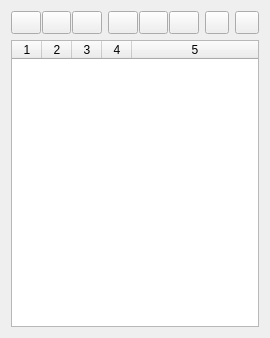
Qt form src/app/seamly2d/dialogs/pieces_widget.ui (FashionFreedom/Seamly2D) before a commit.
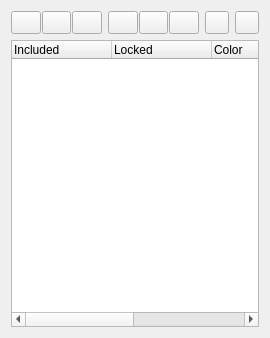
The same form after that commit. Icons and pictures are not drawn.

Commit message: feat: Canvas Editor with QTreeWidget, expandable piece nodes, and node highlighting

What changed in the file:
```diff
--- a/src/app/seamly2d/dialogs/pieces_widget.ui
+++ b/src/app/seamly2d/dialogs/pieces_widget.ui
@@ -222,7 +222,7 @@
       </layout>
      </item>
      <item>
-      <widget class="QTableWidget" name="tableWidget">
+      <widget class="QTreeWidget" name="treeWidget">
        <property name="palette">
         <palette>
          <active>
@@ -260,9 +260,6 @@
          </disabled>
         </palette>
        </property>
-       <property name="alternatingRowColors">
-        <bool>false</bool>
-       </property>
        <property name="selectionMode">
         <enum>QAbstractItemView::SingleSelection</enum>
        </property>
@@ -278,38 +275,43 @@
        <property name="textElideMode">
         <enum>Qt::ElideNone</enum>
        </property>
-       <property name="sortingEnabled">
-        <bool>false</bool>
+       <property name="dragEnabled">
+        <bool>true</bool>
+       </property>
+       <property name="dragDropMode">
+        <enum>QAbstractItemView::InternalMove</enum>
+       </property>
+       <property name="defaultDropAction">
+        <enum>Qt::MoveAction</enum>
        </property>
        <property name="columnCount">
         <number>5</number>
        </property>
-       <attribute name="horizontalHeaderMinimumSectionSize">
-        <number>16</number>
-       </attribute>
-       <attribute name="horizontalHeaderDefaultSectionSize">
-        <number>30</number>
-       </attribute>
-       <attribute name="horizontalHeaderShowSortIndicator" stdset="0">
-        <bool>true</bool>
-       </attribute>
-       <attribute name="horizontalHeaderStretchLastSection">
-        <bool>true</bool>
-       </attribute>
-       <attribute name="verticalHeaderVisible">
-        <bool>false</bool>
-       </attribute>
-       <attribute name="verticalHeaderMinimumSectionSize">
-        <number>10</number>
-       </attribute>
-       <attribute name="verticalHeaderHighlightSections">
-        <bool>false</bool>
-       </attribute>
-       <column/>
-       <column/>
-       <column/>
-       <column/>
-       <column/>
+       <column>
+        <property name="text">
+         <string>Included</string>
+        </property>
+       </column>
+       <column>
+        <property name="text">
+         <string>Locked</string>
+        </property>
+       </column>
+       <column>
+        <property name="text">
+         <string>Color</string>
+        </property>
+       </column>
+       <column>
+        <property name="text">
+         <string>Piece</string>
+        </property>
+       </column>
+       <column>
+        <property name="text">
+         <string>Name</string>
+        </property>
+       </column>
       </widget>
      </item>
     </layout>
```
The commit also changes 9 other files.
